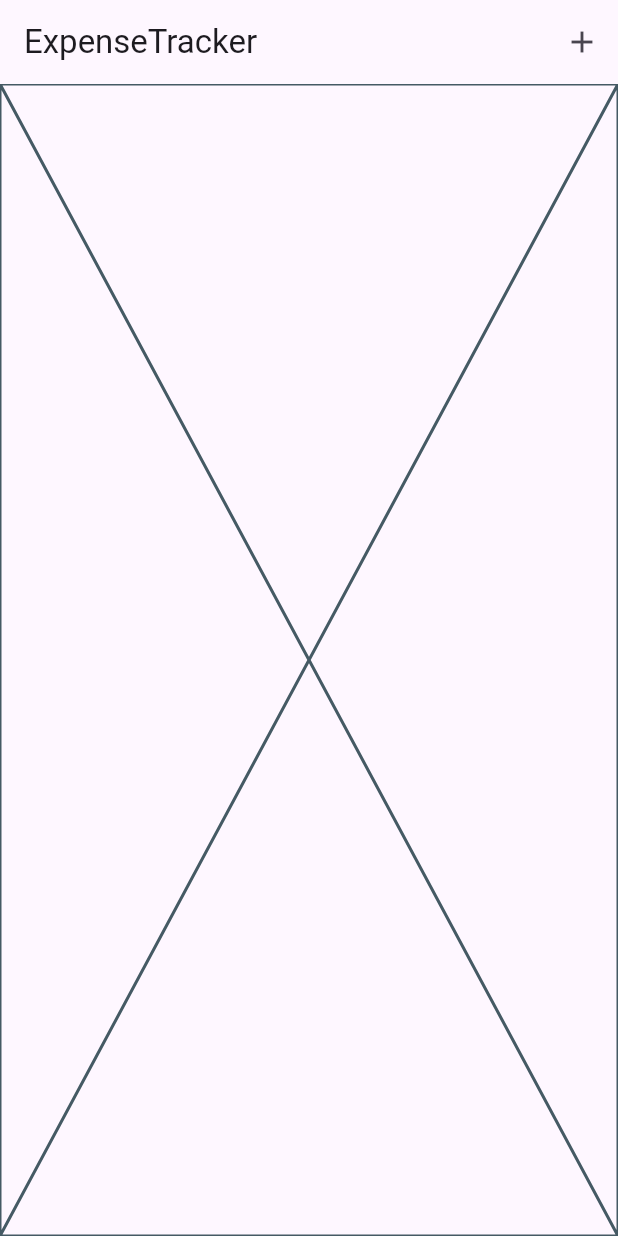
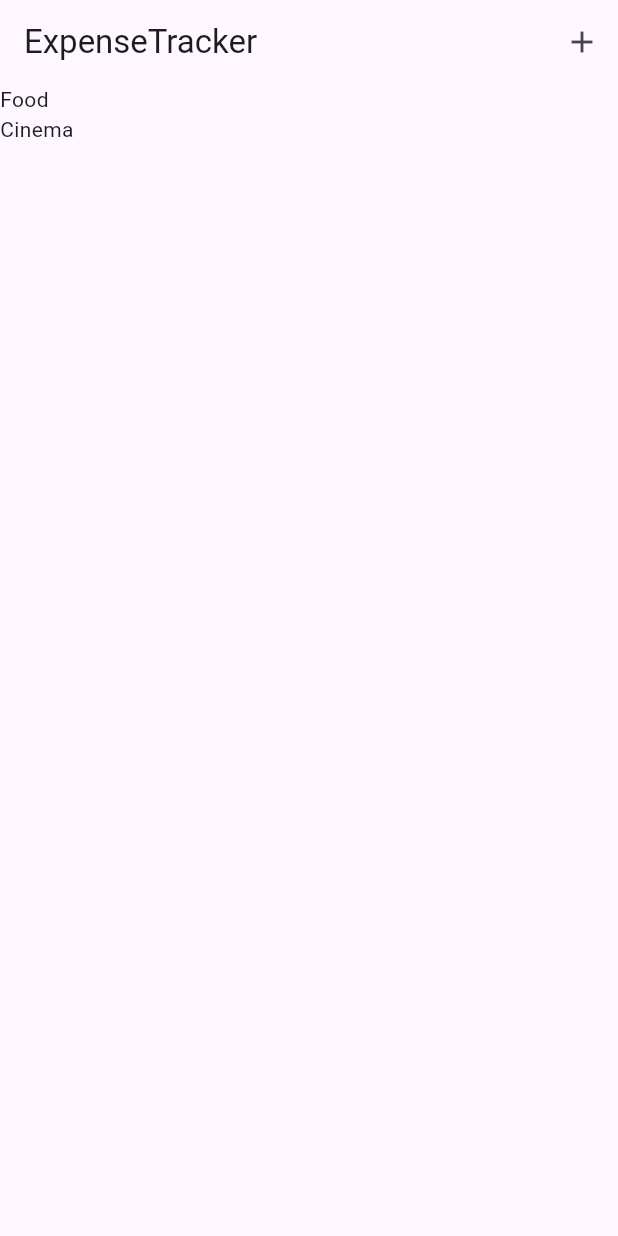
Before and after one commit to cintajay/expense_tracker, a Flutter app: the screen it shows after launch, on a phone screen of 412 x 824 dp. Run offline on Flutter 3.47's test engine with Material 3 defaults, Android fonts, the phone set to English and light mode, and no system bars.

Commit message:
expense model added, build UI using listView

```diff
--- /dev/null
+++ b/lib/models/expense.dart
@@ -0,0 +1,17 @@
+import 'package:uuid/uuid.dart';
+
+const uuid = Uuid();
+
+enum Category { food, travel, leisure, work }
+
+class Expense {
+  Expense({required this.title, required this.amount, required this.date, required this.category})
+      : id = uuid.v4(); //initialized with a unique id
+
+  final String id;
+  final String title;
+  final double amount;
+  final DateTime date;
+  final Category category;
+
+}
--- a/lib/widgets/expenses_dashboard.dart
+++ b/lib/widgets/expenses_dashboard.dart
@@ -1,4 +1,5 @@
 import 'package:expense_tracker/widgets/expenses_list.dart';
+import 'package:expense_tracker/models/expense.dart';
 import 'package:flutter/material.dart';
 
 class ExpensesDashboard extends StatefulWidget {
@@ -9,6 +10,21 @@ class ExpensesDashboard extends StatefulWidget {
 }
 
 class _ExpensesDashboardState extends State<ExpensesDashboard> {
+  final List<Expense> _registeredExpenses = [
+    Expense(
+      title: "Food",
+      amount: 80,
+      date: DateTime.now(),
+      category: Category.food,
+    ),
+    Expense(
+      title: "Cinema",
+      amount: 20,
+      date: DateTime.now(),
+      category: Category.leisure,
+    )
+  ];
+
   @override
   Widget build(BuildContext context) {
     return Scaffold(
@@ -21,7 +37,7 @@ class _ExpensesDashboardState extends State<ExpensesDashboard> {
           ),
         ],
       ),
-      body: ExpensesList()
+      body: ExpensesList(expenses: _registeredExpenses)
     );
   }
 }
--- a/lib/widgets/expenses_list.dart
+++ b/lib/widgets/expenses_list.dart
@@ -1,9 +1,16 @@
+import 'package:expense_tracker/models/expense.dart';
 import 'package:flutter/material.dart';
 
 class ExpensesList extends StatelessWidget {
-  const ExpensesList({super.key});
+  const ExpensesList({super.key, required this.expenses});
+
+  final List<Expense> expenses;
+
   @override
   Widget build(BuildContext context) {
-    return Placeholder();
+    return ListView.builder(
+      itemCount: expenses.length,
+      itemBuilder: (context, index) => Text(expenses[index].title),
+    );
   }
 }
--- a/pubspec.yaml
+++ b/pubspec.yaml
@@ -34,6 +34,7 @@ dependencies:
   # The following adds the Cupertino Icons font to your application.
   # Use with the CupertinoIcons class for iOS style icons.
   cupertino_icons: ^1.0.8
+  uuid: ^4.5.1
 
 dev_dependencies:
   flutter_test:
```
Also changed, not shown: lib/widgets/expense_item.dart (added), pubspec.lock.
